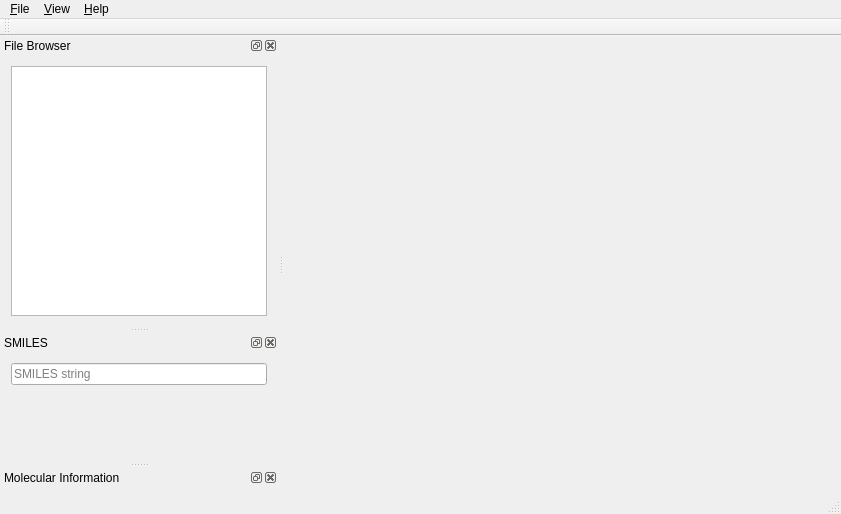
Qt form MainWindow/mainwindow.ui (sadika9/ChemView) before a commit.
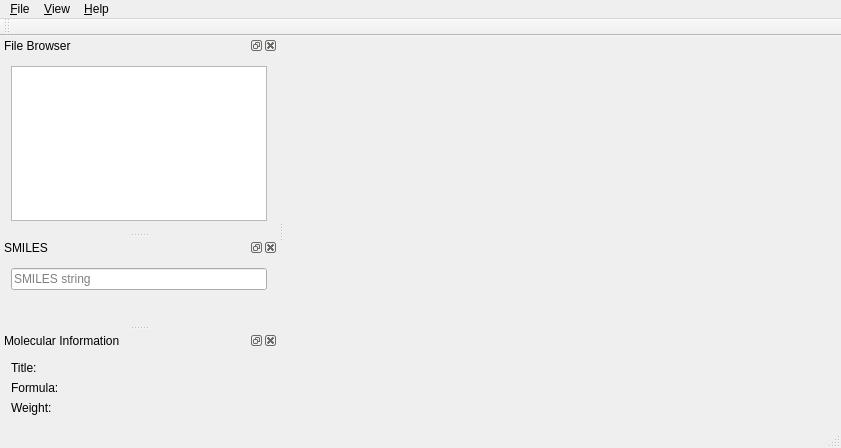
The same form after that commit. Custom widgets are drawn as their Qt base class.

Commit message: View molecular information in main window dock.

Patch:
```diff
--- a/MainWindow/mainwindow.ui
+++ b/MainWindow/mainwindow.ui
@@ -7,7 +7,7 @@
     <x>0</x>
     <y>0</y>
     <width>841</width>
-    <height>514</height>
+    <height>448</height>
    </rect>
   </property>
   <property name="windowTitle">
@@ -122,7 +122,52 @@
    <attribute name="dockWidgetArea">
     <number>1</number>
    </attribute>
-   <widget class="QWidget" name="dockWidgetContents_3"/>
+   <widget class="QWidget" name="dockWidgetContents_3">
+    <layout class="QFormLayout" name="formLayout">
+     <item row="0" column="0">
+      <widget class="QLabel" name="label">
+       <property name="text">
+        <string>Title:</string>
+       </property>
+      </widget>
+     </item>
+     <item row="0" column="1">
+      <widget class="QLabel" name="molTitle">
+       <property name="text">
+        <string/>
+       </property>
+      </widget>
+     </item>
+     <item row="1" column="0">
+      <widget class="QLabel" name="label_2">
+       <property name="text">
+        <string>Formula:</string>
+       </property>
+      </widget>
+     </item>
+     <item row="1" column="1">
+      <widget class="QLabel" name="molFormula">
+       <property name="text">
+        <string/>
+       </property>
+      </widget>
+     </item>
+     <item row="2" column="0">
+      <widget class="QLabel" name="label_3">
+       <property name="text">
+        <string>Weight:</string>
+       </property>
+      </widget>
+     </item>
+     <item row="2" column="1">
+      <widget class="QLabel" name="molWeight">
+       <property name="text">
+        <string/>
+       </property>
+      </widget>
+     </item>
+    </layout>
+   </widget>
   </widget>
   <action name="actionOpenFIle">
    <property name="text">
```
The commit also changes 2 other files.
